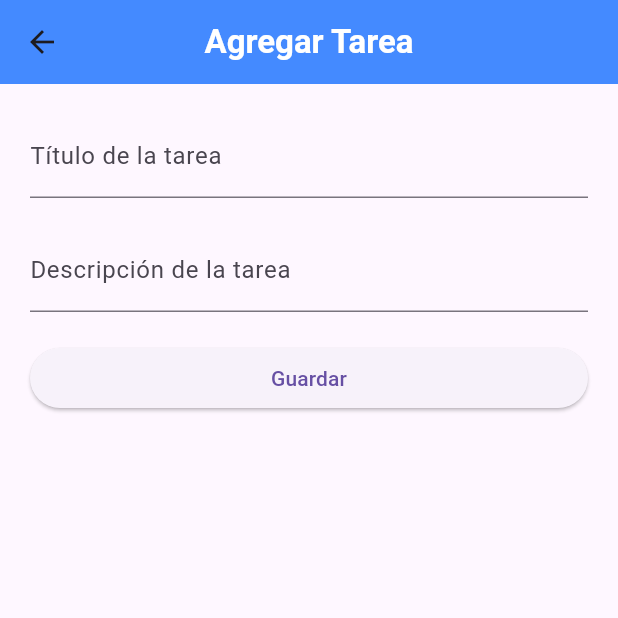
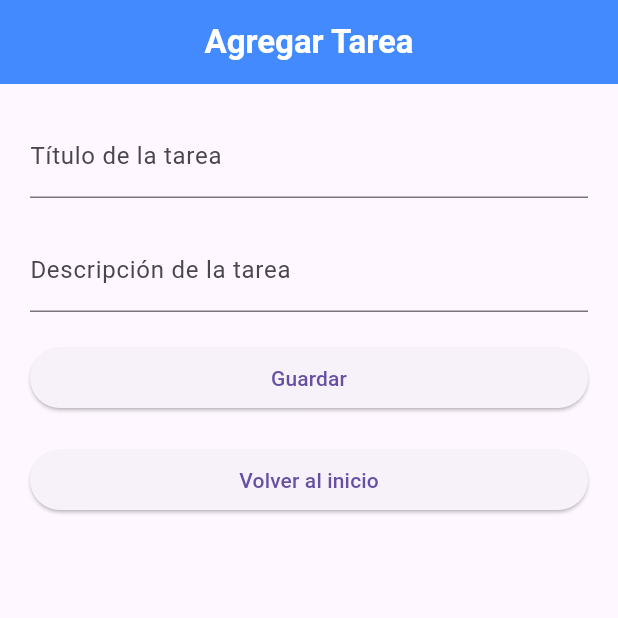
Before and after one commit to obdrase/lista_de_tareas_movil, a Flutter app: the screen it shows after launch, after a tap on the "add" icon, on a phone screen of 412 x 824 dp, the top half of it. Run offline on Flutter 3.47's test engine with Material 3 defaults, Android fonts, the phone set to English and light mode, and no system bars.

Commit message:
feat: boton de regreso bonito

```diff
--- a/lib/views/AgregarTarea.dart
+++ b/lib/views/AgregarTarea.dart
@@ -24,7 +24,7 @@ class AgregarTarea extends StatelessWidget {
         ),
         centerTitle: true,
         backgroundColor: Colors.blueAccent,
-
+        automaticallyImplyLeading: false,
       ),
       body: Padding(
         padding: EdgeInsets.all(20),
@@ -62,7 +62,13 @@ class AgregarTarea extends StatelessWidget {
               },
               child: Text("Guardar"),
             ),
-
+            SizedBox(height: 20),
+            ElevatedButton(
+              onPressed: () {
+                Navigator.pop(context);
+              },
+              child: Text("Volver al inicio"),
+            ),
           ],
         ),
       ),
```
